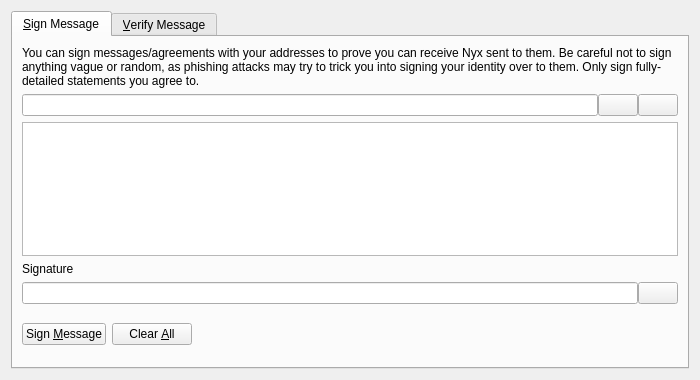
Before: the Qt Designer form src/qt/forms/signverifymessagedialog.ui in Cyprella/suc, drawn with Qt 5.
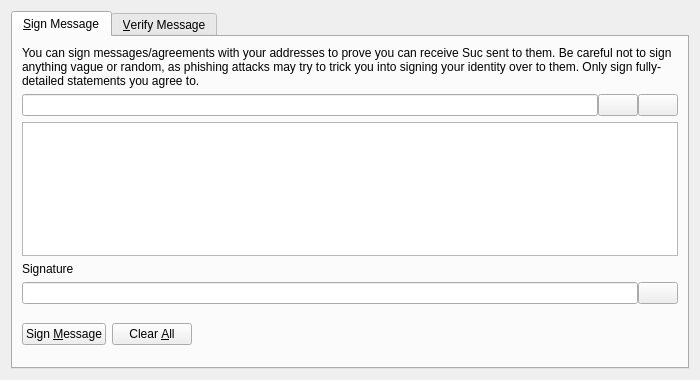
After: the same form once the commit is applied. Custom widgets are drawn as their Qt base class.

What changed in the file:
```diff
--- a/src/qt/forms/signverifymessagedialog.ui
+++ b/src/qt/forms/signverifymessagedialog.ui
@@ -30,7 +30,7 @@
        <item>
         <widget class="QLabel" name="infoLabel_SM">
          <property name="text">
-          <string>You can sign messages/agreements with your addresses to prove you can receive Nyx sent to them. Be careful not to sign anything vague or random, as phishing attacks may try to trick you into signing your identity over to them. Only sign fully-detailed statements you agree to.</string>
+          <string>You can sign messages/agreements with your addresses to prove you can receive Suc sent to them. Be careful not to sign anything vague or random, as phishing attacks may try to trick you into signing your identity over to them. Only sign fully-detailed statements you agree to.</string>
          </property>
          <property name="textFormat">
           <enum>Qt::PlainText</enum>
```
Left out of the diff: 10 changed lines with no effect on the pictures.
